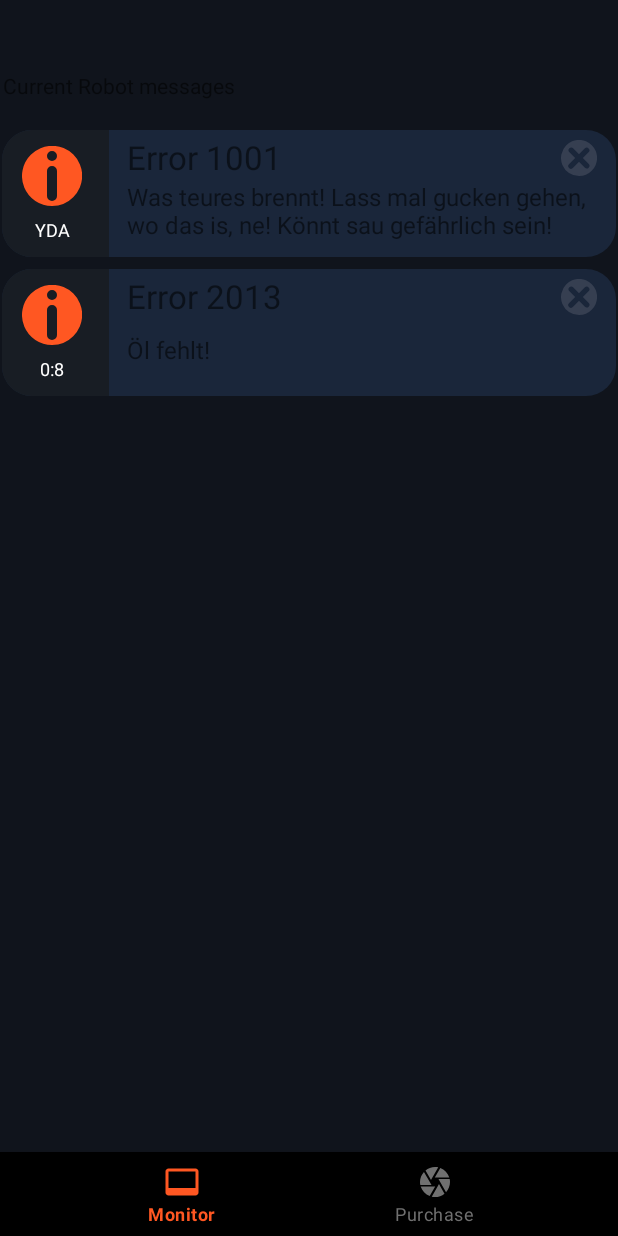
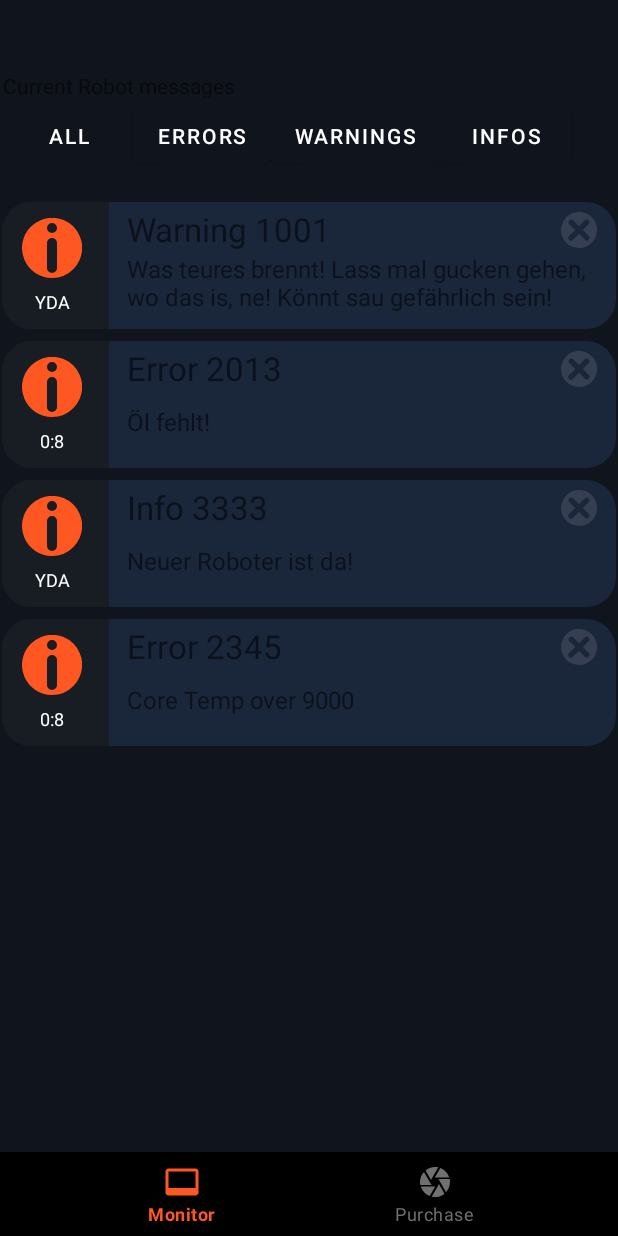
Before and after one commit to patpatwithhat/TC-Robots, an Android app: the screen it shows after launch (MainActivity), on a phone screen of 412 x 824 dp. Run offline under Robolectric (Android 15) with nearby library versions, the phone set to English and light mode, and no system bars; our stand-ins replace data binding, navigation-ui.

Commit message:
filter View added

```diff
--- a/app/src/main/java/com/example/tc_robots/backend/Alert.java
+++ b/app/src/main/java/com/example/tc_robots/backend/Alert.java
@@ -3,13 +3,23 @@ package com.example.tc_robots.backend;
 import java.util.Date;
 
 public class Alert {
+    ErrorType errorType;
     String errorCode, errorText; //maybe extra error class containing both
     CustomDate date;
 
-    public Alert(String errorCode, String errorText, CustomDate date) {
+    public Alert(ErrorType errorType, String errorCode, String errorText, CustomDate date) {
+        this.errorType = errorType;
         this.errorCode = errorCode;
         this.errorText = errorText;
         this.date = date;
+    }
+
+    public ErrorType getErrorType() {
+        return errorType;
+    }
+
+    public void setErrorType(ErrorType errorType) {
+        this.errorType = errorType;
     }
 
     public String getErrorCode() {
--- /dev/null
+++ b/app/src/main/java/com/example/tc_robots/backend/ErrorType.java
@@ -0,0 +1,8 @@
+package com.example.tc_robots.backend;
+
+public enum ErrorType {
+    ERROR,
+    WARNING,
+    INFO;
+
+}
--- a/app/src/main/java/com/example/tc_robots/ui/MonitoringScreenFragment.java
+++ b/app/src/main/java/com/example/tc_robots/ui/MonitoringScreenFragment.java
@@ -1,25 +1,26 @@
 package com.example.tc_robots.ui;
 
-import android.annotation.SuppressLint;
 import android.os.Bundle;
-import android.util.Log;
 import android.view.LayoutInflater;
-import android.view.MotionEvent;
 import android.view.View;
 import android.view.ViewGroup;
 import android.widget.ListAdapter;
 
 import androidx.annotation.NonNull;
 import androidx.annotation.Nullable;
+import androidx.core.content.ContextCompat;
+import androidx.core.content.res.ResourcesCompat;
 import androidx.databinding.DataBindingUtil;
 import androidx.fragment.app.Fragment;
 import androidx.lifecycle.ViewModelProvider;
 
 import com.example.tc_robots.R;
-import com.example.tc_robots.backend.TCPClient;
+import com.example.tc_robots.backend.Alert;
+import com.example.tc_robots.backend.ErrorType;
 import com.example.tc_robots.databinding.FragmentMonitoringscreenBinding;
 import com.example.tc_robots.uihelpers.CustomListAdapterAlerts;
-import com.example.tc_robots.uihelpers.CustomListAdapterArticles;
+
+import java.util.List;
 
 public class MonitoringScreenFragment extends Fragment {
     private FragmentMonitoringscreenBinding binding;
@@ -48,14 +49,45 @@ public class MonitoringScreenFragment extends Fragment {
     }
 
     private void initUiElements() {
-        viewModel.getAlertList().observe(getViewLifecycleOwner(), alerts -> {
-            if (adapter == null) {
-                adapter = new CustomListAdapterAlerts(MonitoringScreenFragment.this.requireContext(), alerts);
-            }
-            binding.listviewAlerts.setAdapter(adapter);
-        });
-
+        viewModel.getAlertList().observe(getViewLifecycleOwner(), this::updateAdapterWithNewList);
+        viewModel.getIsFilterActive().observe(getViewLifecycleOwner(), this::updateMenuBtnByErrorType);
+        binding.btnShowAll.setOnClickListener(this::showAllAlerts);
+        binding.btnFilterErrors.setOnClickListener(this::filterForErrors);
+        binding.btnFilterWarnings.setOnClickListener(this::filterForWarnings);
+        binding.btnFilterInfo.setOnClickListener(this::filterForInfos);
     }
 
+    private void filterForErrors(View view) {
+        List<Alert> filteredList = viewModel.filterForErrorTypeAndSetActiveErrorType(ErrorType.ERROR);
+        updateAdapterWithNewList(filteredList);
+    }
+
+    private void filterForWarnings(View view) {
+        List<Alert> filteredList = viewModel.filterForErrorTypeAndSetActiveErrorType(ErrorType.WARNING);
+        updateAdapterWithNewList(filteredList);
+    }
+
+    private void filterForInfos(View view) {
+        List<Alert> filteredList = viewModel.filterForErrorTypeAndSetActiveErrorType(ErrorType.INFO);
+        updateAdapterWithNewList(filteredList);
+    }
+
+    private void showAllAlerts(View view) {
+        List<Alert> filteredList = viewModel.getAllAlertsAndClearFilter();
+        updateAdapterWithNewList(filteredList);
+    }
+
+    private void updateAdapterWithNewList(List<Alert> alertList) {
+        adapter = new CustomListAdapterAlerts(MonitoringScreenFragment.this.requireContext(), alertList);
+        binding.listviewAlerts.setAdapter(adapter);
+    }
+
+    private void updateMenuBtnByErrorType(Boolean isFilterActive) {
+        if (isFilterActive && binding.btnShowAll.getBackground() != ResourcesCompat.getDrawable(getResources(), R.drawable.ic_exit_btn, null)) {
+            binding.btnShowAll.setBackground(ResourcesCompat.getDrawable(getResources(), R.drawable.ic_exit_btn, null));
+        } else if (!isFilterActive && binding.btnShowAll.getBackground() != ResourcesCompat.getDrawable(getResources(), R.drawable.ic_menu_btn, null)) {
+            binding.btnShowAll.setBackground(ResourcesCompat.getDrawable(getResources(), R.drawable.ic_menu_btn, null));
+        }
+    }
 
 }
--- a/app/src/main/java/com/example/tc_robots/ui/MonitoringScreenViewModel.java
+++ b/app/src/main/java/com/example/tc_robots/ui/MonitoringScreenViewModel.java
@@ -7,16 +7,21 @@ import androidx.lifecycle.ViewModel;
 import com.example.tc_robots.backend.Alert;
 import com.example.tc_robots.backend.Article;
 import com.example.tc_robots.backend.CustomDate;
+import com.example.tc_robots.backend.ErrorType;
+import com.example.tc_robots.uihelpers.ListViewFilter;
 
 import org.joda.time.DateTime;
 
 import java.util.ArrayList;
 import java.util.Date;
 import java.util.List;
+import java.util.Objects;
 
 public class MonitoringScreenViewModel extends ViewModel {
-
     private final MutableLiveData<List<Alert>> alertList = new MutableLiveData<>();
+    //used to update btn_show_all if filter is active or not
+    private final MutableLiveData<Boolean> isFilterActive = new MutableLiveData<>();
+    private final ListViewFilter listViewFilter = new ListViewFilter();
 
     public MonitoringScreenViewModel() {
         uiTest();
@@ -27,17 +32,44 @@ public class MonitoringScreenViewModel extends ViewModel {
         DateTime dateTime = new DateTime();
         dateTime = dateTime.minusDays(1);
         date.setDate(dateTime);
-        Alert alert1 = new Alert("Error 1001", "Was teures brennt! Lass mal gucken gehen, wo das is, ne! Könnt sau gefährlich sein!", date);
-        Alert alert2 = new Alert("Error 2013", "Öl fehlt!", new CustomDate());
+        Alert alert1 = new Alert(ErrorType.WARNING, "Warning 1001", "Was teures brennt! Lass mal gucken gehen, wo das is, ne! Könnt sau gefährlich sein!", date);
+        Alert alert2 = new Alert(ErrorType.ERROR, "Error 2013", "Öl fehlt!", new CustomDate());
+        Alert alert3 = new Alert(ErrorType.INFO, "Info 3333", "Neuer Roboter ist da!", date);
+        Alert alert4 = new Alert(ErrorType.ERROR, "Error 2345", "Core Temp over 9000", new CustomDate());
         List<Alert> alerts = new ArrayList<>();
         alerts.add(alert1);
         alerts.add(alert2);
+        alerts.add(alert3);
+        alerts.add(alert4);
         alertList.setValue(alerts);
+    }
+
+    public List<Alert> filterForErrorTypeAndSetActiveErrorType(ErrorType errorType) {
+        setIsFilterActive(errorType);
+        return listViewFilter.filterListByErrorType(Objects.requireNonNull(alertList.getValue()), errorType);
+    }
+
+    public List<Alert> getAllAlertsAndClearFilter() {
+        setIsFilterActive();
+        return getAlertList().getValue();
     }
 
     public LiveData<List<Alert>> getAlertList() {
         return alertList;
     }
 
+    //filter active, if errorType.length == 0 <= means errorType is Empty
+    private void setIsFilterActive(ErrorType... errorType) {
+        if (errorType.length == 0) {
+            isFilterActive.setValue(false);
+        } else {
+            isFilterActive.setValue(true);
+        }
+    }
+
+    public LiveData<Boolean> getIsFilterActive() {
+        return isFilterActive;
+    }
+
 
 }
--- /dev/null
+++ b/app/src/main/res/color/select_menu_btn.xml
@@ -0,0 +1,5 @@
+<?xml version="1.0" encoding="utf-8"?>
+<selector xmlns:android="http://schemas.android.com/apk/res/android">
+    <item android:color="@color/secondaryColor" android:state_focused="true" />
+    <item android:color="@color/deactivatedTextColor" />
+</selector>
--- /dev/null
+++ b/app/src/main/res/drawable/ic_exit_btn.xml
@@ -0,0 +1,9 @@
+<vector android:height="20dp" android:viewportHeight="49.899"
+    android:viewportWidth="49.9" android:width="20dp" xmlns:android="http://schemas.android.com/apk/res/android">
+    <path android:fillColor="#00000000"
+        android:pathData="M4.95,4.95L44.95,44.95"
+        android:strokeColor="@color/primaryTextColor" android:strokeLineCap="round" android:strokeWidth="7"/>
+    <path android:fillColor="#00000000"
+        android:pathData="M44.95,4.95L4.95,44.95"
+        android:strokeColor="@color/primaryTextColor" android:strokeLineCap="round" android:strokeWidth="7"/>
+</vector>
--- /dev/null
+++ b/app/src/main/res/drawable/ic_menu_btn.xml
@@ -0,0 +1,12 @@
+<vector android:height="20dp" android:viewportHeight="47"
+    android:viewportWidth="47" android:width="20dp" xmlns:android="http://schemas.android.com/apk/res/android">
+    <path android:fillColor="#00000000"
+        android:pathData="M3.5,3.5L43.5,3.5"
+        android:strokeColor="@color/primaryTextColor" android:strokeLineCap="round" android:strokeWidth="7"/>
+    <path android:fillColor="#00000000"
+        android:pathData="M10.004,23.5L37.321,23.5"
+        android:strokeColor="@color/primaryTextColor" android:strokeLineCap="round" android:strokeWidth="7"/>
+    <path android:fillColor="#00000000"
+        android:pathData="M16.508,43.5L30.492,43.5"
+        android:strokeColor="@color/primaryTextColor" android:strokeLineCap="round" android:strokeWidth="7"/>
+</vector>
--- a/app/src/main/res/layout/fragment_monitoringscreen.xml
+++ b/app/src/main/res/layout/fragment_monitoringscreen.xml
@@ -4,14 +4,44 @@
     xmlns:tools="http://schemas.android.com/tools">
 
     <LinearLayout
+        android:layout_width="match_parent"
         android:layout_height="wrap_content"
-      android:layout_width="match_parent"
         android:orientation="vertical">
+
         <TextView
             android:layout_width="wrap_content"
             android:layout_height="wrap_content"
             android:gravity="center_horizontal"
-          android:text="Current Robot messages"/>
+            android:text="Current Robot messages" />
+
+        <LinearLayout
+            android:layout_width="match_parent"
+            android:layout_height="wrap_content"
+            android:orientation="horizontal">
+            <Button
+                android:id="@+id/btn_show_all"
+                android:layout_width="wrap_content"
+                android:layout_height="wrap_content"
+                android:background="@drawable/ic_menu_btn"
+
+                android:text="all" />
+
+            <Button
+                android:id="@+id/btn_filter_errors"
+                android:layout_width="wrap_content"
+                android:layout_height="wrap_content"
+                android:text="errors" />
+            <Button
+                android:id="@+id/btn_filter_warnings"
+                android:layout_width="wrap_content"
+                android:layout_height="wrap_content"
+                android:text="Warnings" />
+            <Button
+                android:id="@+id/btn_filter_info"
+                android:layout_width="wrap_content"
+                android:layout_height="wrap_content"
+                android:text="Infos" />
+        </LinearLayout>
         <ListView
             android:id="@+id/listview_alerts"
             android:layout_width="match_parent"
```
Also changed, not shown: app/src/main/java/com/example/tc_robots/uihelpers/ListViewFilter.java (added, +21 -0 lines). Lines whose indentation alone changed are shown as unchanged.
